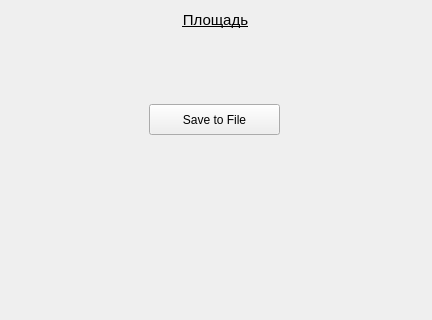
First picture: the form in postoperations.ui, repository lynxr/InterMetr, before the edit; both pictures show x 0 to 432 and y 0 to 320 of the 432 by 668 pixel window.
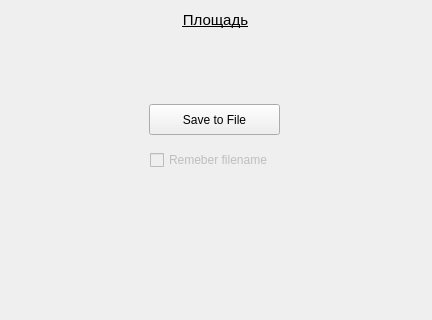
Second picture: the form after the edit.

Patch:
```diff
--- a/postoperations.ui
+++ b/postoperations.ui
@@ -76,6 +76,22 @@
      <string>Save to File</string>
     </property>
    </widget>
+   <widget class="QCheckBox" name="checkRememberFileName">
+    <property name="enabled">
+     <bool>false</bool>
+    </property>
+    <property name="geometry">
+     <rect>
+      <x>150</x>
+      <y>150</y>
+      <width>141</width>
+      <height>20</height>
+     </rect>
+    </property>
+    <property name="text">
+     <string>Remeber filename</string>
+    </property>
+   </widget>
   </widget>
   <widget class="QMenuBar" name="menubar">
    <property name="geometry">
```
